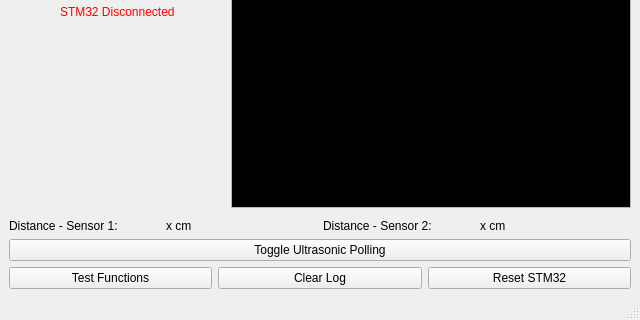
Above: mainwindow.ui from LeedsRaspJam/Cryptoid-Python before the change; both pictures show x 0 to 640 and y 243 to 563 of the 640 by 563 pixel window. Below: the same form after it.
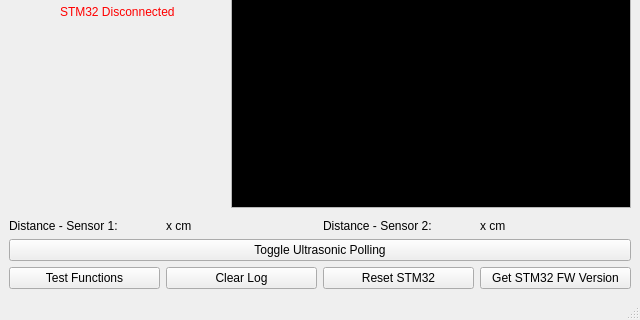
That is the form after the change.

Patch:
```diff
--- a/mainwindow.ui
+++ b/mainwindow.ui
@@ -385,6 +385,13 @@
         </property>
        </widget>
       </item>
+      <item>
+       <widget class="QPushButton" name="versBtn">
+        <property name="text">
+         <string>Get STM32 FW Version</string>
+        </property>
+       </widget>
+      </item>
      </layout>
     </item>
    </layout>
```
